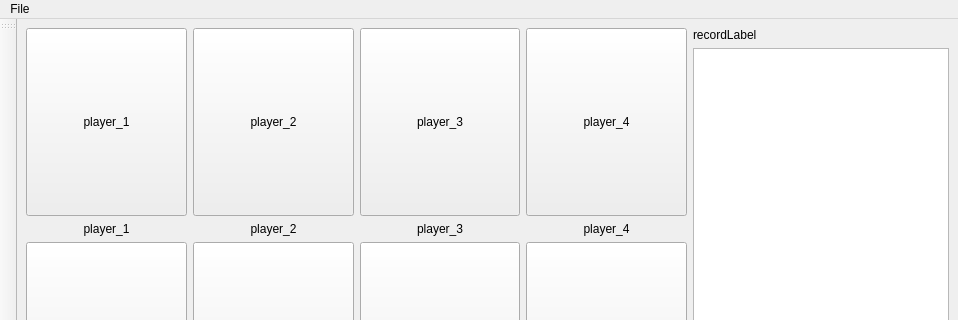
Old version of the form gui/main_window.ui in the repository Remalloc/werewolf; both pictures show x 0 to 958 and y 0 to 320 of the 958 by 696 pixel window.
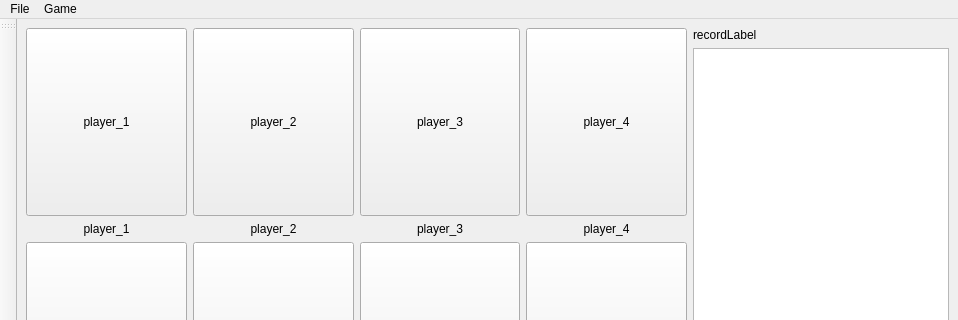
New version of the form.

Commit message: [modify] main window ui

```diff
--- a/gui/main_window.ui
+++ b/gui/main_window.ui
@@ -490,9 +490,16 @@
     <property name="title">
      <string>File</string>
     </property>
-    <addaction name="actionOpen"/>
+    <addaction name="actionOpenFile"/>
+   </widget>
+   <widget class="QMenu" name="menuGame">
+    <property name="title">
+     <string>Game</string>
+    </property>
+    <addaction name="actionNewGame"/>
    </widget>
    <addaction name="menuFile"/>
+   <addaction name="menuGame"/>
   </widget>
   <widget class="QStatusBar" name="statusbar"/>
   <widget class="QToolBar" name="toolBar">
```
Left out of the diff: 10 changed lines with no effect on the pictures. The commit also changes 1 other file.
